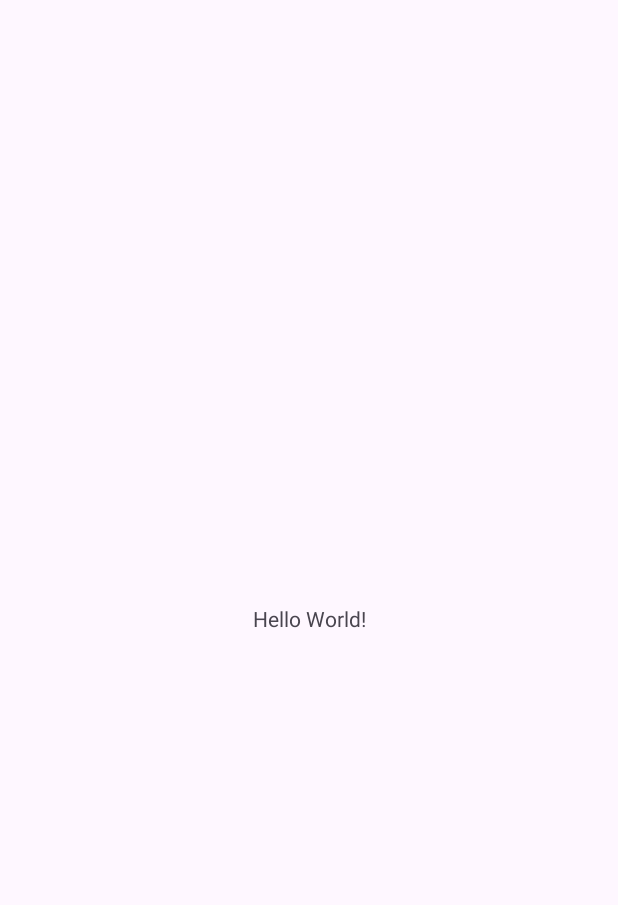
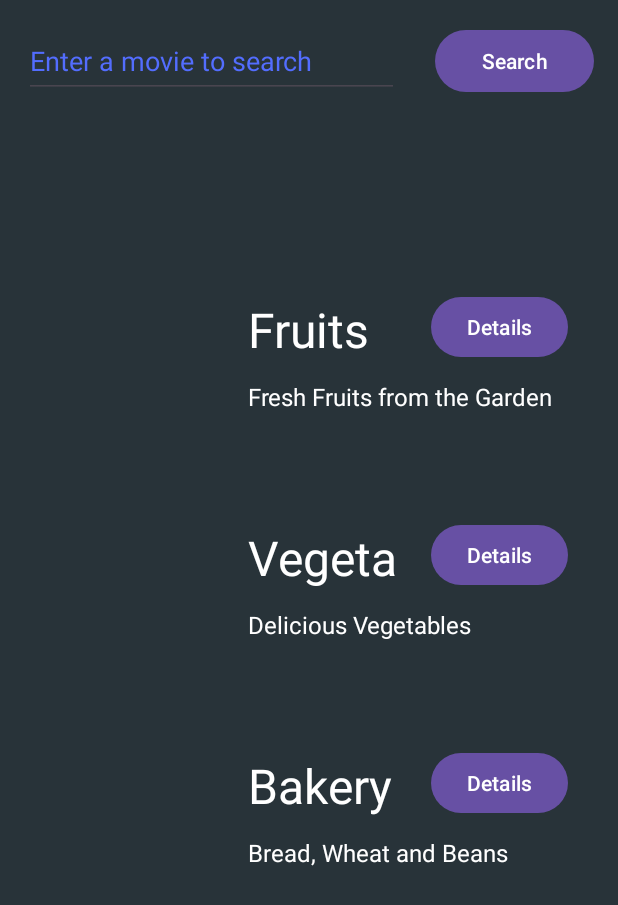
Before and after one commit to sdiazam/assignment2_zenderdiaz, an Android app: the screen it shows after launch (MainActivity), on a phone screen of 412 x 824 dp. Before the commit the part shown is almost empty. Shown: the top 905 px of the screen. Run offline under Robolectric (Android 15) with nearby library versions, the phone set to English and light mode, and no system bars.

Commit message:
Cool stuff

```diff
--- a/app/build.gradle.kts
+++ b/app/build.gradle.kts
@@ -16,6 +16,7 @@ android {
         testInstrumentationRunner = "androidx.test.runner.AndroidJUnitRunner"
     }
 
+
     buildTypes {
         release {
             isMinifyEnabled = false
@@ -29,6 +30,9 @@ android {
         sourceCompatibility = JavaVersion.VERSION_11
         targetCompatibility = JavaVersion.VERSION_11
     }
+    buildFeatures{
+        viewBinding = true
+    }
 }
 
 dependencies {
@@ -40,4 +44,5 @@ dependencies {
     testImplementation(libs.junit)
     androidTestImplementation(libs.ext.junit)
     androidTestImplementation(libs.espresso.core)
+    implementation(libs.okhttp)
 }
--- /dev/null
+++ b/app/src/main/java/com/example/assignment2_zenderdiaz/Item.java
@@ -0,0 +1,36 @@
+package com.example.assignment2_zenderdiaz;
+
+public class Item {
+    int itemImg;
+    String itemName, itemDesc;
+
+    public Item(int itemImg, String itemName, String itemDesc) {
+        this.itemImg = itemImg;
+        this.itemName = itemName;
+        this.itemDesc = itemDesc;
+    }
+
+    public int getItemImg() {
+        return itemImg;
+    }
+
+    public void setItemImg(int itemImg) {
+        this.itemImg = itemImg;
+    }
+
+    public String getItemName() {
+        return itemName;
+    }
+
+    public void setItemName(String itemName) {
+        this.itemName = itemName;
+    }
+
+    public String getItemDesc() {
+        return itemDesc;
+    }
+
+    public void setItemDesc(String itemDesc) {
+        this.itemDesc = itemDesc;
+    }
+}
--- /dev/null
+++ b/app/src/main/java/com/example/assignment2_zenderdiaz/ItemClickListener.java
@@ -0,0 +1,8 @@
+package com.example.assignment2_zenderdiaz;
+
+import android.view.View;
+
+public interface ItemClickListener {
+
+    void onClick(View view, int adapterPosition);
+}
--- a/app/src/main/java/com/example/assignment2_zenderdiaz/MainActivity.java
+++ b/app/src/main/java/com/example/assignment2_zenderdiaz/MainActivity.java
@@ -1,24 +1,57 @@
 package com.example.assignment2_zenderdiaz;
 
 import android.os.Bundle;
+import android.view.View;
+import android.widget.Toast;
 
-import androidx.activity.EdgeToEdge;
 import androidx.appcompat.app.AppCompatActivity;
-import androidx.core.graphics.Insets;
-import androidx.core.view.ViewCompat;
-import androidx.core.view.WindowInsetsCompat;
+import androidx.recyclerview.widget.LinearLayoutManager;
+import androidx.recyclerview.widget.RecyclerView;
 
-public class MainActivity extends AppCompatActivity {
+import com.example.assignment2_zenderdiaz.databinding.ActivityMainBinding;
+
+import java.util.ArrayList;
+import java.util.List;
+
+public class MainActivity extends AppCompatActivity implements ItemClickListener {
+    ArrayList<Item> itemList;
+
+    ActivityMainBinding binding;
+
+    RecyclerView recyclerView;
+
+    MyAdapter myAdapter;
 
     @Override
     protected void onCreate(Bundle savedInstanceState) {
         super.onCreate(savedInstanceState);
-        EdgeToEdge.enable(this);
-        setContentView(R.layout.activity_main);
-        ViewCompat.setOnApplyWindowInsetsListener(findViewById(R.id.main), (v, insets) -> {
-            Insets systemBars = insets.getInsets(WindowInsetsCompat.Type.systemBars());
-            v.setPadding(systemBars.left, systemBars.top, systemBars.right, systemBars.bottom);
-            return insets;
-        });
+
+        binding = ActivityMainBinding.inflate(getLayoutInflater());
+        setContentView(binding.getRoot());
+
+        itemList = new ArrayList<Item>();
+        Item item1 = new Item(0, "Fruits", "Fresh Fruits from the Garden");
+        Item item2 = new Item(0, "Vegetables", "Delicious Vegetables ");
+        Item item3 = new Item(0, "Bakery", "Bread, Wheat and Beans");
+        itemList.add(item1);
+        itemList.add(item2);
+        itemList.add(item3);
+
+        LinearLayoutManager layoutManager = new LinearLayoutManager(this);
+        binding.recyclerView.setLayoutManager(layoutManager);
+
+        myAdapter = new MyAdapter(getApplicationContext(), itemList);
+        binding.recyclerView.setAdapter(myAdapter);
+        myAdapter.setClickListener(this);
+    }
+
+    @Override
+    public void onClick(View v, int pos) {
+        Toast.makeText(this, "You Choose: "+ itemList.get(pos).getItemName(), Toast.LENGTH_SHORT).show();
+    }
+
+    @Override
+    public void onPointerCaptureChanged(boolean hasCapture) {
+        super.onPointerCaptureChanged(hasCapture);
     }
 }
--- /dev/null
+++ b/app/src/main/java/com/example/assignment2_zenderdiaz/MyAdapter.java
@@ -0,0 +1,51 @@
+package com.example.assignment2_zenderdiaz;
+
+import android.content.Context;
+import android.view.LayoutInflater;
+import android.view.View;
+import android.view.ViewGroup;
+
+import androidx.annotation.NonNull;
+import androidx.recyclerview.widget.RecyclerView;
+
+import java.util.ArrayList;
+import java.util.List;
+
+public class MyAdapter extends RecyclerView.Adapter<MyViewHolder> {
+
+    public ItemClickListener clickListener;
+    List<Item> items;
+    Context context;
+
+    // context is like the parent
+    public MyAdapter(Context context, ArrayList<Item> items) {
+        this.context = context;
+        this.items = items;
+    }
+
+    public void setClickListener(ItemClickListener myListener) {
+        this.clickListener = myListener;
+    }
+
+    @NonNull
+    @Override
+    public MyViewHolder onCreateViewHolder(@NonNull ViewGroup parent, int viewType) {
+
+        View itemView = LayoutInflater.from(parent.getContext()).inflate(R.layout.item_layout, parent, false);
+
+        return new com.example.assignment2_zenderdiaz.MyViewHolder(itemView, this.clickListener);
+    }
+
+    @Override
+    public void onBindViewHolder(@NonNull com.example.assignment2_zenderdiaz.MyViewHolder holder, int position) {
+        Item item = items.get(position);
+        holder.title.setText(item.getItemName());
+        holder.description.setText(item.getItemDesc());
+        holder.imageView.setImageResource(item.getItemImg());
+    }
+
+    @Override
+    public int getItemCount() {
+        return items.size();
+    }
+}
--- /dev/null
+++ b/app/src/main/java/com/example/assignment2_zenderdiaz/MyViewHolder.java
@@ -0,0 +1,37 @@
+package com.example.assignment2_zenderdiaz;
+
+import android.util.Log;
+import android.view.View;
+import android.widget.ImageView;
+import android.widget.TextView;
+
+import androidx.annotation.NonNull;
+import androidx.recyclerview.widget.RecyclerView;
+
+public class MyViewHolder extends RecyclerView.ViewHolder {
+    ItemClickListener clickListener;
+    ImageView imageView;
+    TextView title;
+    TextView description;
+
+    public MyViewHolder(@NonNull View itemView, ItemClickListener clickListener) {
+        super(itemView);
+
+        imageView = itemView.findViewById(R.id.imageview);
+        title = itemView.findViewById(R.id.title_txt);
+        description = itemView.findViewById(R.id.description_text);
+
+        this.clickListener = clickListener;
+
+        itemView.setOnClickListener(new View.OnClickListener() {
+            @Override
+            public void onClick(View view) {
+                Log.d("tag", "onViewHolder click");
+                clickListener.onClick(view, getAdapterPosition());
+            }
+        });
+
+
+    }
+
+}
--- a/app/src/main/res/layout/activity_main.xml
+++ b/app/src/main/res/layout/activity_main.xml
@@ -1,19 +1,49 @@
 <?xml version="1.0" encoding="utf-8"?>
-<androidx.constraintlayout.widget.ConstraintLayout xmlns:android="http://schemas.android.com/apk/res/android"
+<androidx.constraintlayout.widget.ConstraintLayout
+    android:id="@+id/main"
+    xmlns:android="http://schemas.android.com/apk/res/android"
     xmlns:app="http://schemas.android.com/apk/res-auto"
     xmlns:tools="http://schemas.android.com/tools"
-    android:id="@+id/main"
     android:layout_width="match_parent"
     android:layout_height="match_parent"
+    android:background="#283339"
     tools:context=".MainActivity">
 
-    <TextView
-        android:layout_width="wrap_content"
-        android:layout_height="wrap_content"
-        android:text="Hello World!"
+
+    <androidx.recyclerview.widget.RecyclerView
+        android:id="@+id/recyclerView"
+        android:layout_width="392dp"
+        android:layout_height="626dp"
+        android:layout_marginTop="24dp"
+        android:layout_marginBottom="16dp"
+        android:background="#283339"
         app:layout_constraintBottom_toBottomOf="parent"
         app:layout_constraintEnd_toEndOf="parent"
+        app:layout_constraintHorizontal_bias="0.473"
+        app:layout_constraintStart_toStartOf="parent" />
+
+    <com.google.android.material.textfield.TextInputEditText
+        android:id="@+id/searchBar"
+        android:layout_width="250dp"
+        android:layout_height="49dp"
+        android:layout_marginTop="16dp"
+        android:hint="@string/enter_a_movie_to_search"
+        android:textColorHint="#536DFE"
+        app:layout_constraintEnd_toEndOf="parent"
+        app:layout_constraintHorizontal_bias="0.099"
         app:layout_constraintStart_toStartOf="parent"
         app:layout_constraintTop_toTopOf="parent" />
 
+    <Button
+        android:id="@+id/searchButton"
+        android:layout_width="106dp"
+        android:layout_height="49dp"
+        android:layout_marginTop="16dp"
+        android:text="@string/search"
+        app:layout_constraintEnd_toEndOf="parent"
+        app:layout_constraintHorizontal_bias="0.947"
+        app:layout_constraintStart_toStartOf="parent"
+        app:layout_constraintTop_toTopOf="parent" />
+
+
 </androidx.constraintlayout.widget.ConstraintLayout>
--- /dev/null
+++ b/app/src/main/res/layout/item_layout.xml
@@ -0,0 +1,54 @@
+<?xml version="1.0" encoding="utf-8"?>
+<androidx.constraintlayout.widget.ConstraintLayout xmlns:android="http://schemas.android.com/apk/res/android"
+    xmlns:app="http://schemas.android.com/apk/res-auto"
+    xmlns:tools="http://schemas.android.com/tools"
+    android:layout_width="match_parent"
+    android:layout_height="wrap_content">
+
+    <ImageView
+        android:id="@+id/imageview"
+        android:layout_width="120dp"
+        android:layout_height="120dp"
+        android:layout_marginStart="16dp"
+        android:layout_marginTop="16dp"
+        android:layout_marginBottom="16dp"
+        android:src="@drawable/ic_launcher_background"
+        app:layout_constraintBottom_toBottomOf="parent"
+        app:layout_constraintStart_toStartOf="parent"
+        app:layout_constraintTop_toTopOf="parent"
+        app:layout_constraintVertical_bias="1.0" />
+
+    <TextView
+        android:id="@+id/title_txt"
+        android:layout_width="115dp"
+        android:layout_height="43dp"
+        android:layout_marginStart="20dp"
+        android:layout_marginTop="16dp"
+        android:text="title"
+        android:textColor="@color/white"
+        android:textSize="32sp"
+        app:layout_constraintStart_toEndOf="@+id/imageview"
+        app:layout_constraintTop_toTopOf="parent" />
+
+    <TextView
+        android:id="@+id/description_text"
+        android:layout_width="231dp"
+        android:layout_height="65dp"
+        android:layout_marginTop="12dp"
+        android:text="Your description here"
+        android:textColor="@color/white"
+        android:textSize="16sp"
+        app:layout_constraintStart_toStartOf="@+id/title_txt"
+        app:layout_constraintTop_toBottomOf="@+id/title_txt" />
+
+    <Button
+        android:id="@+id/detailsButton"
+        android:layout_width="wrap_content"
+        android:layout_height="wrap_content"
+        android:layout_marginBottom="92dp"
+        android:text="@string/details"
+        app:layout_constraintBottom_toBottomOf="parent"
+        app:layout_constraintEnd_toEndOf="parent"
+        app:layout_constraintHorizontal_bias="0.924"
+        app:layout_constraintStart_toStartOf="parent" />
+</androidx.constraintlayout.widget.ConstraintLayout>
--- a/app/src/main/res/values/strings.xml
+++ b/app/src/main/res/values/strings.xml
@@ -1,3 +1,6 @@
 <resources>
     <string name="app_name">assignment2_zenderdiaz</string>
+    <string name="search">Search</string>
+    <string name="enter_a_movie_to_search">Enter a movie to search</string>
+    <string name="details">Details</string>
 </resources>
--- a/gradle/libs.versions.toml
+++ b/gradle/libs.versions.toml
@@ -7,6 +7,7 @@ appcompat = "1.7.0"
 material = "1.12.0"
 activity = "1.10.1"
 constraintlayout = "2.2.1"
+okhttp = "4.12.0"
 
 [libraries]
 junit = { group = "junit", name = "junit", version.ref = "junit" }
@@ -16,6 +17,7 @@ appcompat = { group = "androidx.appcompat", name = "appcompat", version.ref = "a
 material = { group = "com.google.android.material", name = "material", version.ref = "material" }
 activity = { group = "androidx.activity", name = "activity", version.ref = "activity" }
 constraintlayout = { group = "androidx.constraintlayout", name = "constraintlayout", version.ref = "constraintlayout" }
+okhttp = { module = "com.squareup.okhttp3:okhttp", version.ref = "okhttp" }
 
 [plugins]
 android-application = { id = "com.android.application", version.ref = "agp" }
```
